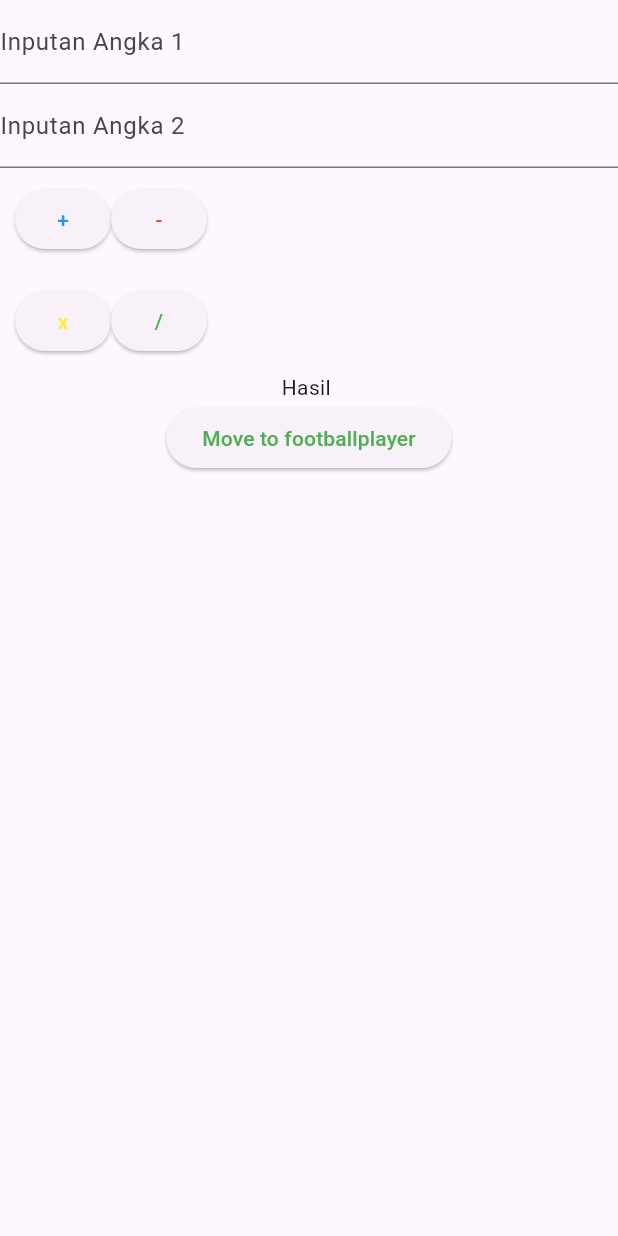
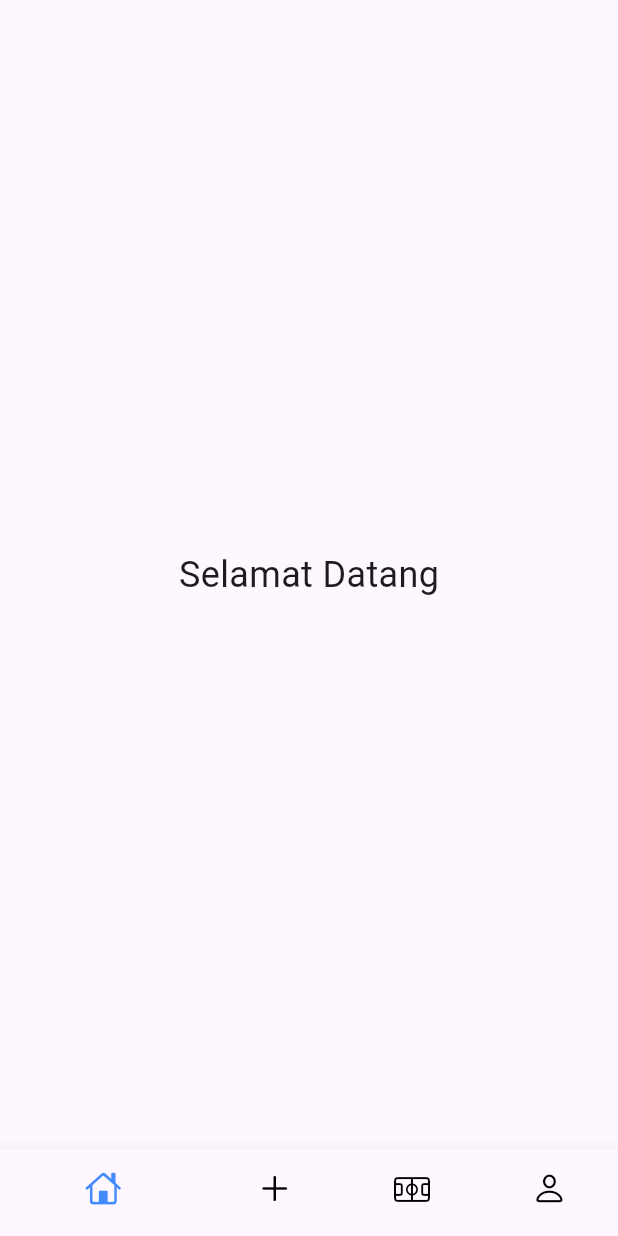
Before and after one commit to DraniXx-PNG/Register-Page, a Flutter app: the screen it shows after launch, on a phone screen of 412 x 824 dp. Run offline on Flutter 3.47's test engine with Material 3 defaults, Android fonts, the phone set to English and light mode, and no system bars; our stand-ins replace get.

```diff
--- /dev/null
+++ b/lib/Contoller/Home_Controller.dart
@@ -0,0 +1,10 @@
+import 'package:get/get.dart';
+
+class HomeController extends GetxController{
+  var tabindex = 0;
+
+  void changeTabIndex(int index){
+    tabindex = index;
+    update();
+  }
+}
--- a/lib/Pages/calculator_page.dart
+++ b/lib/Pages/calculator_page.dart
@@ -14,6 +14,11 @@ final CalculatorController calculatorController = Get.put(CalculatorController()
   @override
   Widget build(BuildContext context) {
     return Scaffold(
+    appBar: AppBar(
+        title: Text("Calculator"),
+        backgroundColor: Colors.blue,
+        automaticallyImplyLeading: false,
+      ),
     body: Container(
     child: Column(
     children: [
@@ -48,10 +53,10 @@ final CalculatorController calculatorController = Get.put(CalculatorController()
       ),
       Obx(() => Text("Hasil "+calculatorController.hasil.value)),
       CustomButton(
-            text: "Move to footballplayer",
+            text: "Reset",
             textColor: Colors.green,
             onPressed: () {
-               Get.toNamed(AppRoutes.footballplayer);
+              calculatorController.clear();
             },
           ),
         ],
--- /dev/null
+++ b/lib/Pages/home_page.dart
@@ -0,0 +1,50 @@
+import 'package:flutter/cupertino.dart';
+import 'package:flutter/material.dart';
+import 'package:get/get.dart';
+import 'package:latihan1/Contoller/Home_Controller.dart';
+import 'package:latihan1/Pages/calculator_page.dart';
+import 'package:latihan1/Pages/football_pages.dart';
+import 'package:latihan1/Pages/profile_page.dart';
+
+class HomePage extends StatelessWidget {
+  HomePage({super.key});
+  final HomeController homeController = Get.put(HomeController());
+
+
+  @override
+  Widget build(BuildContext context) {
+    return GetBuilder<HomeController>(
+      builder: (controller) {
+        return Scaffold(
+          body: IndexedStack(
+            index: controller.tabindex,
+            children:[
+              Center(child: Text("Selamat Datang", style: TextStyle(fontSize: 24))),
+              CalculatorPage(),
+              FootballPage(),
+              ProfilePage(),
+            ],
+          ),
+          bottomNavigationBar: BottomNavigationBar(
+            currentIndex: controller.tabindex,
+            unselectedItemColor: Colors.black,
+            selectedItemColor: Colors.blueAccent,
+            onTap: controller.changeTabIndex,
+            showSelectedLabels: false,
+            showUnselectedLabels: false,
+            items: const [
+              BottomNavigationBarItem(
+                  icon: Icon(CupertinoIcons.home), label: 'Home'),
+              BottomNavigationBarItem(
+                  icon: Icon(CupertinoIcons.plus), label: 'Calculator'),
+              BottomNavigationBarItem(
+                  icon: Icon(CupertinoIcons.sportscourt), label: 'Football'),
+              BottomNavigationBarItem(
+                  icon: Icon(CupertinoIcons.person), label: 'Profile'),
+            ],
+          ),
+        );
+      },
+    );
+  }
+}
--- a/lib/login_page.dart
+++ b/lib/login_page.dart
@@ -1,4 +1,5 @@
 import 'package:flutter/material.dart';
+import 'package:latihan1/Pages/home_page.dart';
 import 'package:latihan1/register_page.dart';
 import 'package:latihan1/widget/widget_button.dart';
 import 'package:latihan1/widget/widget_controller.dart';
@@ -62,7 +63,7 @@ class _LoginPageState extends State<LoginPage> {
 
                     if (username == 'ghasia' && password == 'admin123') {
                       _showSnackBar('Login successful!', Colors.green);
-                      Navigator.push(context, MaterialPageRoute(builder: (context) => MyCalcu()));
+                      Navigator.push(context, MaterialPageRoute(builder: (context) => HomePage()));
                       // Navigator.pushReplacement(context, MaterialPageRoute(builder: (context) => const HomePage()));
                     } else {
                       _showSnackBar('Invalid username or password.', Colors.red);
--- a/lib/main.dart
+++ b/lib/main.dart
@@ -21,7 +21,7 @@ class MyApp extends StatelessWidget {
 
         colorScheme: ColorScheme.fromSeed(seedColor: Colors.deepPurple),
       ),
-      initialRoute: AppRoutes.calculator,
+      initialRoute: AppRoutes.home,
       getPages: AppPages.pages,
       home: LoginPage(),
     );
--- a/lib/routes/pages.dart
+++ b/lib/routes/pages.dart
@@ -3,13 +3,15 @@ import 'package:flutter/material.dart';
 import 'package:latihan1/Pages/calculator_page.dart';
 import 'package:latihan1/Pages/football_edit_pages.dart';
 import 'package:latihan1/Pages/football_pages.dart';
+import 'package:latihan1/Pages/home_page.dart';
 import 'package:latihan1/routes/routes.dart';
 
 class AppPages{
   static final pages = [
     GetPage(name: AppRoutes.calculator, page: () => CalculatorPage()),
     GetPage(name: AppRoutes.footballplayer, page: () => FootballPage()),
-    GetPage(name: AppRoutes.footballedit, page: () => FootballEditPage())
+    GetPage(name: AppRoutes.footballedit, page: () => FootballEditPage()),
+    GetPage(name: AppRoutes.home, page: () => HomePage())
   ];
 
 }
--- a/lib/routes/routes.dart
+++ b/lib/routes/routes.dart
@@ -2,4 +2,5 @@ class AppRoutes {
  static const String calculator = "/calculator";
  static const String footballplayer = "/footballplayer";
  static const String footballedit = "/footballedit";
+ static const String home = "/home";
 }
--- a/pubspec.yaml
+++ b/pubspec.yaml
@@ -47,6 +47,7 @@ dev_dependencies:
   # rules and activating additional ones.
   flutter_lints: ^5.0.0
 
+
 # For information on the generic Dart part of this file, see the
 # following page: https://dart.dev/tools/pub/pubspec
 
```
Also changed, not shown: lib/Pages/football_pages.dart (+7 -2 lines), lib/Pages/profile_page.dart (added, +74 -0 lines).
